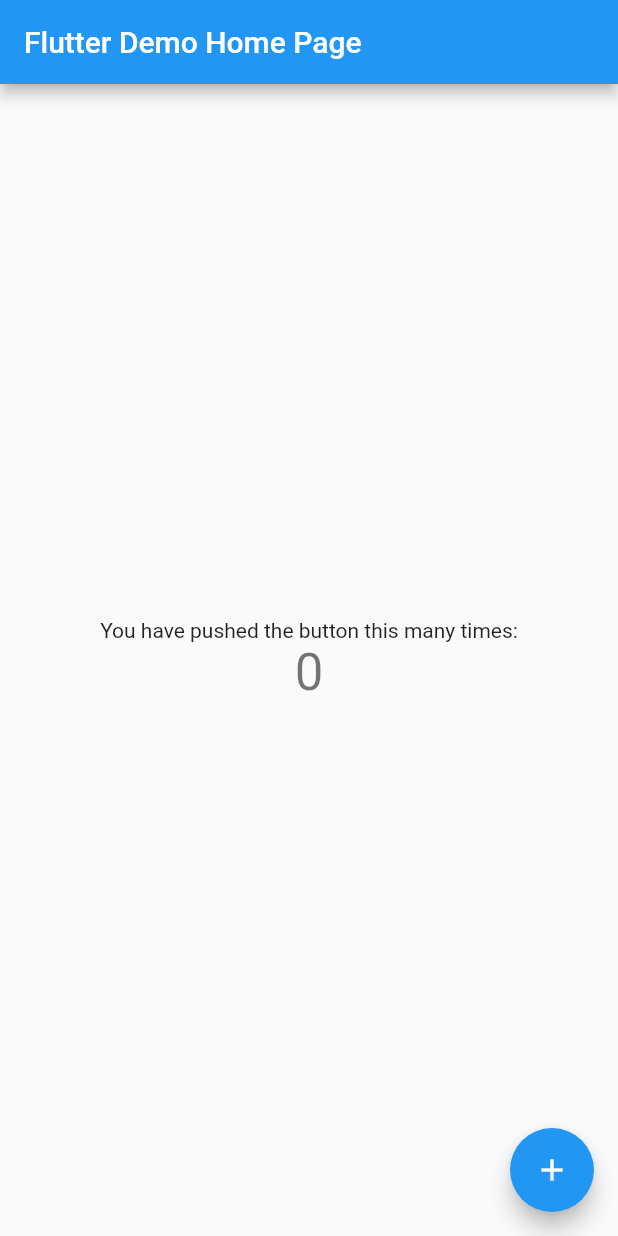
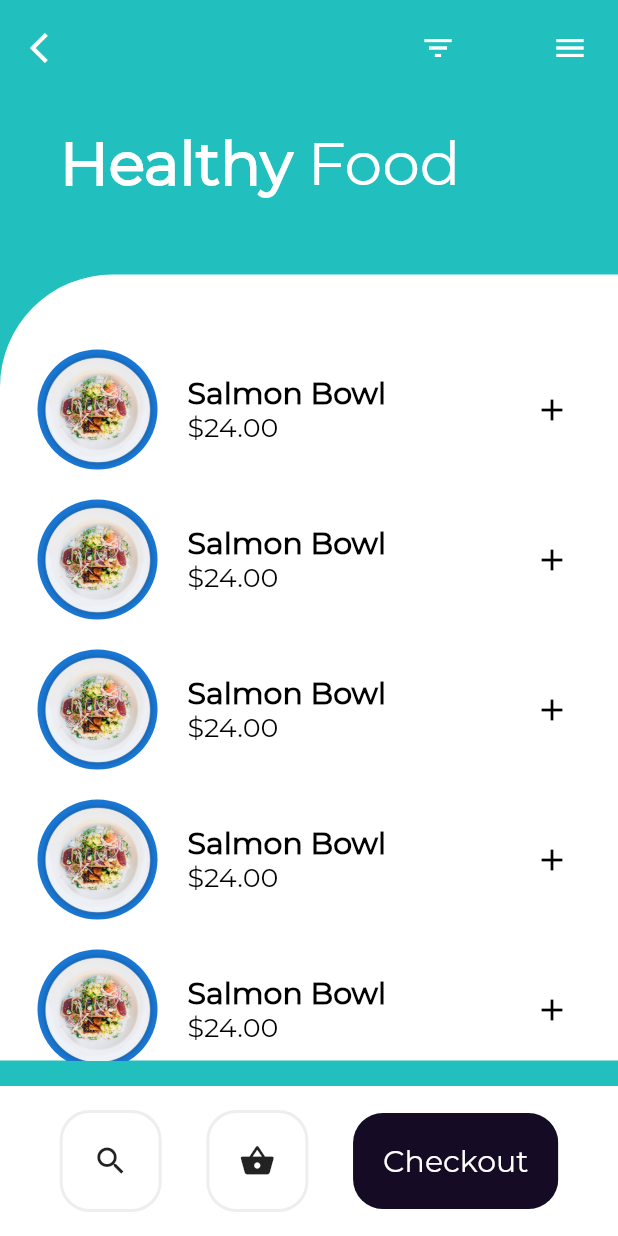
Before and after one commit to phpgeek254/nutrition-app-UI-design, a Flutter app: the screen it shows after launch, on a phone screen of 412 x 824 dp. Run offline on Flutter 3.47's test engine with Material 2 defaults, Android fonts, the phone set to English and light mode, and no system bars.

Commit message:
Finished the second page design

```diff
--- a/lib/main.dart
+++ b/lib/main.dart
@@ -1,4 +1,5 @@
 import 'package:flutter/material.dart';
+import 'package:nutrition_app/details.dart';
 
 void main() => runApp(MyApp());
 
@@ -7,105 +8,222 @@ class MyApp extends StatelessWidget {
   @override
   Widget build(BuildContext context) {
     return MaterialApp(
-      title: 'Flutter Demo',
+      title: 'Nutrition App',
       theme: ThemeData(
-        // This is the theme of your application.
-        //
-        // Try running your application with "flutter run". You'll see the
-        // application has a blue toolbar. Then, without quitting the app, try
-        // changing the primarySwatch below to Colors.green and then invoke
-        // "hot reload" (press "r" in the console where you ran "flutter run",
-        // or simply save your changes to "hot reload" in a Flutter IDE).
-        // Notice that the counter didn't reset back to zero; the application
-        // is not restarted.
         primarySwatch: Colors.blue,
       ),
-      home: MyHomePage(title: 'Flutter Demo Home Page'),
+      home: MyHomePage(),
     );
   }
 }
 
 class MyHomePage extends StatefulWidget {
-  MyHomePage({Key key, this.title}) : super(key: key);
-
-  // This widget is the home page of your application. It is stateful, meaning
-  // that it has a State object (defined below) that contains fields that affect
-  // how it looks.
-
-  // This class is the configuration for the state. It holds the values (in this
-  // case the title) provided by the parent (in this case the App widget) and
-  // used by the build method of the State. Fields in a Widget subclass are
-  // always marked "final".
-
-  final String title;
-
+  MyHomePage();
   @override
   _MyHomePageState createState() => _MyHomePageState();
 }
 
 class _MyHomePageState extends State<MyHomePage> {
-  int _counter = 0;
-
-  void _incrementCounter() {
-    setState(() {
-      // This call to setState tells the Flutter framework that something has
-      // changed in this State, which causes it to rerun the build method below
-      // so that the display can reflect the updated values. If we changed
-      // _counter without calling setState(), then the build method would not be
-      // called again, and so nothing would appear to happen.
-      _counter++;
-    });
-  }
-
   @override
   Widget build(BuildContext context) {
-    // This method is rerun every time setState is called, for instance as done
-    // by the _incrementCounter method above.
-    //
-    // The Flutter framework has been optimized to make rerunning build methods
-    // fast, so that you can just rebuild anything that needs updating rather
-    // than having to individually change instances of widgets.
     return Scaffold(
-      appBar: AppBar(
-        // Here we take the value from the MyHomePage object that was created by
-        // the App.build method, and use it to set our appbar title.
-        title: Text(widget.title),
-      ),
-      body: Center(
-        // Center is a layout widget. It takes a single child and positions it
-        // in the middle of the parent.
-        child: Column(
-          // Column is also layout widget. It takes a list of children and
-          // arranges them vertically. By default, it sizes itself to fit its
-          // children horizontally, and tries to be as tall as its parent.
-          //
-          // Invoke "debug painting" (press "p" in the console, choose the
-          // "Toggle Debug Paint" action from the Flutter Inspector in Android
-          // Studio, or the "Toggle Debug Paint" command in Visual Studio Code)
-          // to see the wireframe for each widget.
-          //
-          // Column has various properties to control how it sizes itself and
-          // how it positions its children. Here we use mainAxisAlignment to
-          // center the children vertically; the main axis here is the vertical
-          // axis because Columns are vertical (the cross axis would be
-          // horizontal).
-          mainAxisAlignment: MainAxisAlignment.center,
+      bottomNavigationBar: Container(
+        padding: EdgeInsets.all(10),
+        color: Colors.white,
+        height: 100,
+        child: Row(
+          mainAxisAlignment: MainAxisAlignment.spaceEvenly,
           children: <Widget>[
-            Text(
-              'You have pushed the button this many times:',
+            Container(
+              decoration: BoxDecoration(
+                borderRadius: BorderRadius.all(Radius.circular(20)),
+                border: Border.all(
+                  color: Colors.grey[200],
+                  width: 2,
+                ),
+              ),
+              padding: EdgeInsets.all(20),
+              child: Icon(Icons.search),
             ),
-            Text(
-              '$_counter',
-              style: Theme.of(context).textTheme.display1,
+            Container(
+              decoration: BoxDecoration(
+                borderRadius: BorderRadius.all(Radius.circular(20)),
+                border: Border.all(
+                  color: Colors.grey[200],
+                  width: 2,
+                ),
+              ),
+              padding: EdgeInsets.all(20),
+              child: Icon(Icons.shopping_basket),
+            ),
+            ClipRRect(
+              borderRadius: BorderRadius.circular(20),
+              child: RaisedButton(
+                splashColor: Colors.grey,
+                padding: EdgeInsets.all(20),
+                color: Color(0xFF150b24),
+                onPressed: () => Navigator.push(context,
+                    MaterialPageRoute(builder: (context) => DetailPage())),
+                child: Text(
+                  "Checkout",
+                  style: TextStyle(
+                      color: Colors.white, fontSize: 20, fontFamily: 'Mons'),
+                ),
+              ),
             ),
           ],
         ),
       ),
-      floatingActionButton: FloatingActionButton(
-        onPressed: _incrementCounter,
-        tooltip: 'Increment',
-        child: Icon(Icons.add),
-      ), // This trailing comma makes auto-formatting nicer for build methods.
+      backgroundColor: Color(0xFF21BFBD),
+      body: ListView(
+        children: <Widget>[
+          Padding(
+            padding: const EdgeInsets.all(8.0),
+            child: Row(
+              children: <Widget>[
+                IconButton(
+                  onPressed: () {},
+                  icon: Icon(
+                    Icons.arrow_back_ios,
+                    color: Colors.white,
+                  ),
+                ),
+                Spacer(),
+                IconButton(
+                  onPressed: () {},
+                  icon: Icon(
+                    Icons.filter_list,
+                    color: Colors.white,
+                  ),
+                ),
+                SizedBox(
+                  width: 40,
+                ),
+                IconButton(
+                  onPressed: () {},
+                  icon: Icon(
+                    Icons.menu,
+                    color: Colors.white,
+                  ),
+                ),
+              ],
+            ),
+          ),
+          Padding(
+            padding: const EdgeInsets.only(left: 40, top: 20),
+            child: Row(
+              children: <Widget>[
+                Text(
+                  "Healthy",
+                  style: TextStyle(
+                    fontFamily: 'Mons',
+                    fontSize: 40,
+                    fontWeight: FontWeight.bold,
+                    color: Colors.white,
+                  ),
+                ),
+                SizedBox(
+                  width: 10,
+                ),
+                Text(
+                  "Food",
+                  style: TextStyle(
+                    fontFamily: 'Mons',
+                    fontSize: 40,
+                    fontWeight: FontWeight.normal,
+                    color: Colors.white,
+                  ),
+                ),
+              ],
+            ),
+          ),
+          SizedBox(
+            height: 50,
+          ),
+          Container(
+            height: MediaQuery.of(context).size.height - 300,
+            decoration: BoxDecoration(
+                color: Colors.white,
+                borderRadius: BorderRadius.only(topLeft: Radius.circular(75))),
+            child: ListView(
+              shrinkWrap: true,
+              physics: ClampingScrollPhysics(),
+              primary: false,
+              padding: EdgeInsets.only(left: 25, right: 20, top: 50),
+              children: <Widget>[
+                // ! Cards
+                new ListItemCard(),
+                new ListItemCard(),
+                new ListItemCard(),
+                new ListItemCard(),
+                new ListItemCard(),
+                new ListItemCard(),
+                new ListItemCard(),
+                new ListItemCard(),
+                new ListItemCard(),
+              ],
+            ),
+          ),
+        ],
+      ),
     );
   }
 }
+
+class ListItemCard extends StatelessWidget {
+  const ListItemCard({
+    Key key,
+  }) : super(key: key);
+
+  @override
+  Widget build(BuildContext context) {
+    return Container(
+      margin: EdgeInsets.only(bottom: 20),
+      child: Row(
+        mainAxisAlignment: MainAxisAlignment.start,
+        children: <Widget>[
+          CircleAvatar(
+            radius: 40,
+            backgroundImage: AssetImage('images/plate1.png'),
+          ),
+          Padding(
+            padding: const EdgeInsets.only(left: 20.0),
+            child: Column(
+              crossAxisAlignment: CrossAxisAlignment.start,
+              children: <Widget>[
+                Text(
+                  "Salmon Bowl",
+                  style: TextStyle(
+                    fontFamily: 'Mons',
+                    color: Colors.black,
+                    fontWeight: FontWeight.bold,
+                    fontSize: 20,
+                  ),
+                ),
+                Text(
+                  "\$24.00",
+                  style: TextStyle(
+                    fontFamily: 'Mons',
+                    color: Colors.black,
+                    fontSize: 18,
+                  ),
+                ),
+              ],
+            ),
+          ),
+          Spacer(),
+          IconButton(
+            splashColor: Colors.purple,
+            onPressed: () {
+              print("Clicked");
+            },
+            icon: Icon(
+              Icons.add,
+              color: Colors.black,
+            ),
+          ),
+        ],
+      ),
+    );
+  }
+}
```
Also changed, not shown: lib/details.dart (added, +366 -0 lines), pubspec.yaml (+12 -17 lines), fonts/Montserrat-Black.ttf (added), fonts/Montserrat-Regular.ttf (added), images/plate1.png (added), images/plate2.png (added), images/plate3.png (added), images/plate4.png (added), images/plate5.png (added), images/plate6.png (added), 2 other files.
